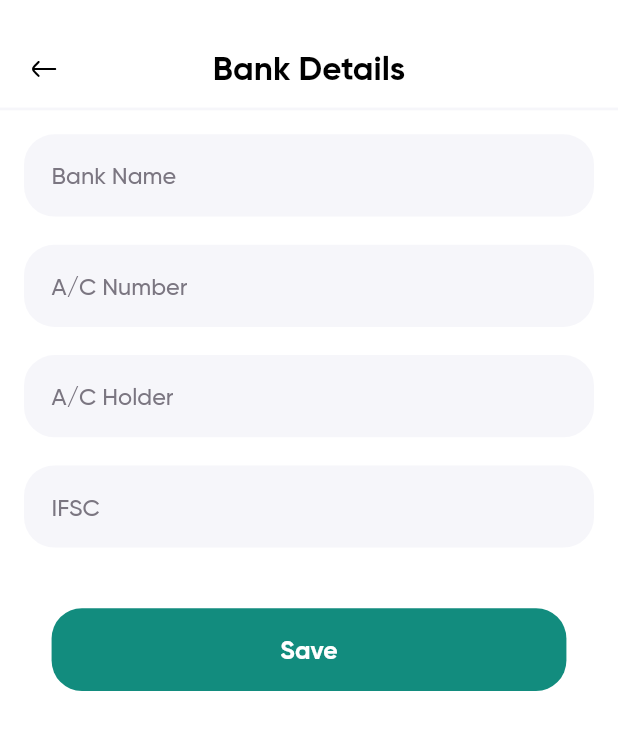
After one commit to SantlalKaler/Medical-Refund, a Flutter app: the BankDetailsScreen screen opened by its route, on a phone screen of 412 x 824 dp. The commit adds this screen. Shown: the top 730 px of the screen. Run offline on Flutter 3.47's test engine with Material 3 defaults, Android fonts, the light colour scheme and no system bars; our stand-ins replace carousel_slider, cloud_firestore, connectivity_plus, convex_bottom_bar, dio, figma_squircle and 21 more; missing offline and left inert: flutter_cashfree_pg_sdk; accounts and stored records are empty; network calls fail.

Commit message:
bug fixes

```diff
--- a/lib/presentation/app/routes/app_pages.dart
+++ b/lib/presentation/app/routes/app_pages.dart
@@ -3,6 +3,7 @@ import 'package:lab_test_app/presentation/app/screen/home/home_screen_specialist
 import 'package:lab_test_app/presentation/app/screen/lists/boooking/my_bookings.dart';
 import 'package:lab_test_app/presentation/app/screen/lists/contact_us_screen.dart';
 import 'package:lab_test_app/presentation/app/screen/lists/privacy_policy_n_terms.dart';
+import 'package:lab_test_app/presentation/app/screen/lists/wallet/bank_details_screen.dart';
 import 'package:lab_test_app/presentation/app/screen/lists/wallet/wallet_screen.dart';
 import '../screen/home/home_screen.dart';
 import '../screen/intro/intro_screen.dart';
@@ -89,5 +90,6 @@ class AppPages {
     Routes.reminderScreenRoute: (context) => const ReminderScreen(),
     Routes.testsPanelScreenRoute: (context) => const TestsPanelScreen(),
     Routes.myNetworksScreenRoute: (context) => const MyNetworkScreen(),
+    Routes.bankDetailsScreenRoute: (context) => const BankDetailsScreen(),
   };
 }
--- a/lib/presentation/app/routes/app_routes.dart
+++ b/lib/presentation/app/routes/app_routes.dart
@@ -42,6 +42,7 @@ abstract class Routes {
   static const editReminderScreenRoute = Paths.editReminderScreenPath;
   static const testsPanelScreenRoute = Paths.testsPanelScreenPath;
   static const myNetworksScreenRoute = Paths.myNetworks;
+  static const bankDetailsScreenRoute = Paths.bankDetails;
 }
 
 abstract class Paths {
@@ -88,4 +89,5 @@ abstract class Paths {
   static const editReminderScreenPath = "/EditReminderScreen";
   static const testsPanelScreenPath = "/TestsPanelScreen";
   static const myNetworks = "/MyNetworks";
+  static const bankDetails = "/bankDetails";
 }
--- a/lib/presentation/app/screen/lists/profile/edit_profile_screen.dart
+++ b/lib/presentation/app/screen/lists/profile/edit_profile_screen.dart
@@ -173,7 +173,7 @@ class _EditProfileScreenState extends State<EditProfileScreen> {
                       });
                     }),
                     getVerSpace(20.h),
-                    getDefaultTextFiledWithLabel(
+                    /*getDefaultTextFiledWithLabel(
                       context,
                       "Bank Name",
                       profileController.bankNameController.value,
@@ -201,7 +201,7 @@ class _EditProfileScreenState extends State<EditProfileScreen> {
                       profileController.ifscCodeController.value,
                       height: 60.h,
                     ),
-                    getVerSpace(20.h),
+                    getVerSpace(20.h),*/
                     getDefaultTextFiledWithLabel(
                       context,
                       "Enter pan number",
--- a/lib/presentation/app/screen/lists/profile/my_profile_screen.dart
+++ b/lib/presentation/app/screen/lists/profile/my_profile_screen.dart
@@ -143,15 +143,15 @@ class _MyProfileScreenState extends State<MyProfileScreen> {
                   Constant.changeDateFormat(
                       user != null ? user.dobDate! : "1997-09-09")),
               getDivider().marginSymmetric(vertical: 16.h),
-              buildRow('Bank Name', user!.bankName ?? ""),
+             /* buildRow('Bank Name', user!.bankName ?? ""),
               getDivider().marginSymmetric(vertical: 16.h),
               buildRow('A/C Number', user.accNumber ?? ""),
               getDivider().marginSymmetric(vertical: 16.h),
               buildRow('A/C Holder', user.accHolderName ?? ""),
               getDivider().marginSymmetric(vertical: 16.h),
               buildRow('IFSC', user.ifsc ?? ""),
-              getDivider().marginSymmetric(vertical: 16.h),
-              buildRow('Pan Number', user.panNumber ?? ""),
+              getDivider().marginSymmetric(vertical: 16.h),*/
+              buildRow('Pan Number', user!.panNumber ?? ""),
               getDivider().marginSymmetric(vertical: 16.h),
               if (user.panImage != null && user.panImage!.isNotEmpty)
                 getCircularNetworkImage(context, double.infinity, 150.h, 22.h,
--- /dev/null
+++ b/lib/presentation/app/screen/lists/wallet/bank_details_screen.dart
@@ -0,0 +1,151 @@
+import 'package:flutter/cupertino.dart';
+import 'package:flutter/material.dart';
+import 'package:flutter/services.dart';
+import 'package:flutter_screenutil/flutter_screenutil.dart';
+import 'package:get/get.dart';
+import 'package:lab_test_app/presentation/app/screen/lists/profile/profile_controller.dart';
+import 'package:lab_test_app/presentation/app/screen/lists/wallet/wallet_controller.dart';
+import 'package:lab_test_app/presentation/base/view_utils.dart';
+
+import '../../../../base/color_data.dart';
+import '../../../../base/constant.dart';
+import '../../../../base/widget_utils.dart';
+
+class BankDetailsScreen extends StatefulWidget {
+  const BankDetailsScreen({Key? key}) : super(key: key);
+
+  @override
+  State<StatefulWidget> createState() {
+    return _BankDetailsScreenState();
+  }
+}
+
+class _BankDetailsScreenState extends State<BankDetailsScreen> {
+  @override
+  void initState() {
+    super.initState();
+  }
+
+  void backClick() {
+    Constant.backToPrev(context: context);
+  }
+
+  @override
+  Widget build(BuildContext context) {
+    final formGlobalKey = GlobalKey<FormState>();
+    return WillPopScope(
+      onWillPop: () async {
+        backClick();
+        return false;
+      },
+      child: Scaffold(
+        backgroundColor: Colors.white,
+        body: SafeArea(
+          child: SingleChildScrollView(
+            child: Column(
+              children: [
+                getVerSpace(20.h),
+                getBackAppBar(context, () {
+                  backClick();
+                }, "Bank Details"),
+                GetBuilder<ProfileController>(
+                  init: ProfileController(),
+                  builder: (profileController) {
+                    if (profileController.user.value == null) profileController.getUser();
+                    return Padding(
+                      padding: const EdgeInsets.all(16),
+                      child: Form(
+                        key: formGlobalKey,
+                        child: Column(
+                          children: [
+                            getDefaultTextFiledWithLabel(
+                              context,
+                              "Bank Name",
+                              profileController.bankNameController.value,
+                              height: 60.h,
+                              validator: (value) {
+                                if (value!.isNotEmpty) {
+                                  return null;
+                                } else {
+                                  return 'Please enter bank name';
+                                }
+                              },
+                            ),
+                            getVerSpace(20.h),
+                            getDefaultTextFiledWithLabel(
+                              context,
+                              "A/C Number",
+                              profileController.accNumberController.value,
+                              height: 60.h,
+                              keyboardType: TextInputType.phone,
+                              validator: (value) {
+                                if (value!.isNotEmpty) {
+                                  return null;
+                                } else {
+                                  return 'Please enter account number';
+                                }
+                              },
+                            ),
+                            getVerSpace(20.h),
+                            getDefaultTextFiledWithLabel(
+                              context,
+                              "A/C Holder",
+                              profileController.accHolderNameController.value,
+                              height: 60.h,
+                              validator: (value) {
+                                if (value!.isNotEmpty) {
+                                  return null;
+                                } else {
+                                  return 'Please enter account holder name';
+                                }
+                              },
+                            ),
+                            getVerSpace(20.h),
+                            getDefaultTextFiledWithLabel(
+                              context,
+                              "IFSC",
+                              profileController.ifscCodeController.value,
+                              height: 60.h,
+                              validator: (value) {
+                                if (value!.isNotEmpty) {
+                                  return null;
+                                } else {
+                                  return 'Please enter IFSC code';
+                                }
+                              },
+                            ),
+                            getVerSpace(40),
+                            Align(
+                                alignment: Alignment.bottomCenter,
+                                child: profileController.loading.value
+                                    ? showLoading()
+                                    : getButton(
+                                        context,
+                                        accentColor,
+                                        'Save',
+                                        Colors.white,
+                                        () {
+                                          if (formGlobalKey.currentState!
+                                              .validate()) {
+                                            profileController.updateProfile();
+                                          }
+                                        },
+                                        18.sp,
+                                        borderRadius: BorderRadius.all(
+                                            Radius.circular(22.h)),
+                                        buttonHeight: 60.h,
+                                      ).marginSymmetric(horizontal: 20.h)),
+                          ],
+                        ),
+                      ),
+                    );
+                  },
+                )
+              ],
+            ),
+          ),
+        ),
+      ),
+    );
+  }
+}
--- a/lib/presentation/app/screen/setting_controller.dart
+++ b/lib/presentation/app/screen/setting_controller.dart
@@ -65,7 +65,7 @@ class SettingController extends GetxController {
   }
 
   getIntro() async {
-    // bool isIntro = await PrefData.getIsIntro();
+     bool isIntro = await PrefData.getIsIntro();
     bool isLogin = await PrefData.getIsSignIn();
     bool isSpecialist = await PrefData.getIsSpecialist();
     Constant.printValue(isLogin);
@@ -80,7 +80,7 @@ class SettingController extends GetxController {
           : Routes.homeScreenRoute);
     } else {
       //Constant.moveToNext(Routes.loginRoute);
-      Constant.moveToNext(Routes.introRoute);
+      Constant.moveToNext(isIntro ? Routes.introRoute : Routes.loginRoute);
     }
   }
 
--- a/lib/presentation/base/widget_utils.dart
+++ b/lib/presentation/base/widget_utils.dart
@@ -186,7 +186,7 @@ Widget getButton(BuildContext context, Color bgColor, String text,
         children: [
           (isIcon) ? getSvgImage(image!) : getHorSpace(0),
           (isIcon) ? getHorSpace(15.h) : getHorSpace(0),
-          getCustomFont(text, fontsize, textColor, 1,
+          getCustomFont(text, fontsize, textColor, 2,
               textAlign: TextAlign.center,
               fontWeight: weight,
               fontFamily: Constant.fontsFamily)
--- a/pubspec.yaml
+++ b/pubspec.yaml
@@ -48,8 +48,8 @@ dependencies:
   flutter_cashfree_pg_sdk: ^2.0.12+15
 
   #map
-  google_maps_flutter: ^2.2.5
-  location: ^4.4.0
+  google_maps_flutter: ^2.6.0
+  location: ^5.0.3
   geolocator: ^9.0.2
   geocoding: ^2.1.0
   google_map_polyline_new: ^0.3.0+2
```
Also changed, not shown: lib/presentation/app/screen/lists/profile/profile_controller.dart (+29 -0 lines), lib/presentation/app/screen/lists/wallet/wallet_screen.dart (+85 -21 lines), pubspec.lock.
